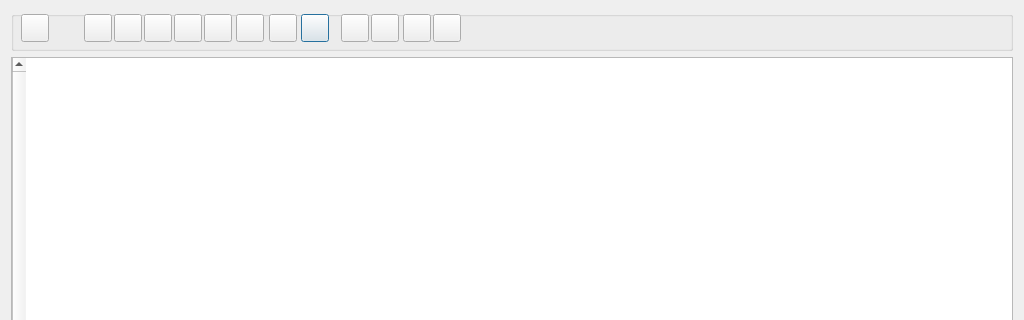
The window that GUI_UIs/ui_dialog_graph.ui (ccbogel/QualCoder) describes before a commit, drawn with Qt 5; both pictures show x 0 to 1024 and y 0 to 320 of the 1024 by 600 pixel window.
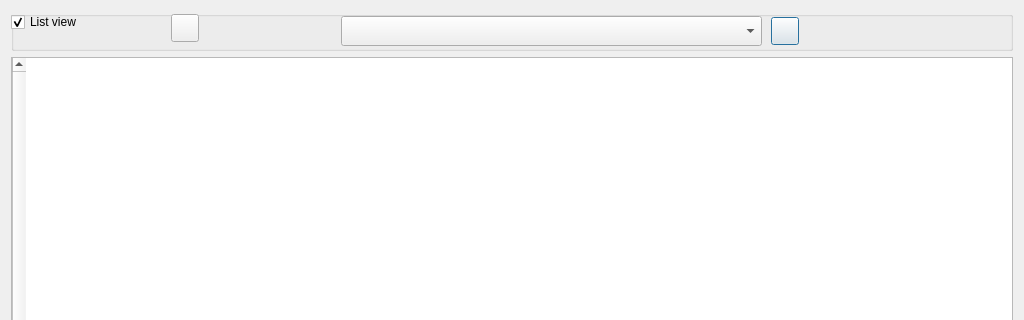
The same window after the commit.

The edit to the form file:
```diff
--- a/GUI_UIs/ui_dialog_graph.ui
+++ b/GUI_UIs/ui_dialog_graph.ui
@@ -31,11 +31,40 @@
      <property name="title">
       <string/>
      </property>
+     <widget class="QCheckBox" name="checkBox_listview">
+      <property name="geometry">
+       <rect>
+        <x>0</x>
+        <y>0</y>
+        <width>141</width>
+        <height>22</height>
+       </rect>
+      </property>
+      <property name="toolTip">
+       <string>Changing the view will undo user added features such at link formatting and added text items.</string>
+      </property>
+      <property name="text">
+       <string>List view</string>
+      </property>
+      <property name="checked">
+       <bool>true</bool>
+      </property>
+     </widget>
+     <widget class="QComboBox" name="comboBox">
+      <property name="geometry">
+       <rect>
+        <x>330</x>
+        <y>5</y>
+        <width>421</width>
+        <height>30</height>
+       </rect>
+      </property>
+     </widget>
      <widget class="QPushButton" name="pushButton_export">
       <property name="geometry">
        <rect>
-        <x>290</x>
-        <y>3</y>
+        <x>760</x>
+        <y>6</y>
         <width>28</width>
         <height>28</height>
        </rect>
@@ -50,7 +79,7 @@
      <widget class="QLabel" name="label_zoom">
       <property name="geometry">
        <rect>
-        <x>41</x>
+        <x>200</x>
         <y>3</y>
         <width>28</width>
         <height>28</height>
@@ -66,7 +95,7 @@
      <widget class="QPushButton" name="pushButton_reveal">
       <property name="geometry">
        <rect>
-        <x>258</x>
+        <x>160</x>
         <y>3</y>
         <width>28</width>
         <height>28</height>
@@ -79,195 +108,6 @@
        <string/>
       </property>
      </widget>
-     <widget class="QPushButton" name="pushButton_savegraph">
-      <property name="geometry">
-       <rect>
-        <x>360</x>
-        <y>3</y>
-        <width>28</width>
-        <height>28</height>
-       </rect>
-      </property>
-      <property name="toolTip">
-       <string>Save graph</string>
-      </property>
-      <property name="text">
-       <string/>
-      </property>
-     </widget>
-     <widget class="QPushButton" name="pushButton_loadgraph">
-      <property name="geometry">
-       <rect>
-        <x>392</x>
-        <y>3</y>
-        <width>28</width>
-        <height>28</height>
-       </rect>
-      </property>
-      <property name="toolTip">
-       <string>Load graph</string>
-      </property>
-      <property name="text">
-       <string/>
-      </property>
-     </widget>
-     <widget class="QPushButton" name="pushButton_deletegraph">
-      <property name="geometry">
-       <rect>
-        <x>422</x>
-        <y>3</y>
-        <width>28</width>
-        <height>28</height>
-       </rect>
-      </property>
-      <property name="toolTip">
-       <string>Delete graph</string>
-      </property>
-      <property name="text">
-       <string/>
-      </property>
-     </widget>
-     <widget class="QPushButton" name="pushButton_freetextitem">
-      <property name="geometry">
-       <rect>
-        <x>73</x>
-        <y>3</y>
-        <width>28</width>
-        <height>28</height>
-       </rect>
-      </property>
-      <property name="toolTip">
-       <string>Add free text item</string>
-      </property>
-      <property name="text">
-       <string/>
-      </property>
-     </widget>
-     <widget class="QPushButton" name="pushButton_addcase">
-      <property name="geometry">
-       <rect>
-        <x>103</x>
-        <y>3</y>
-        <width>28</width>
-        <height>28</height>
-       </rect>
-      </property>
-      <property name="toolTip">
-       <string>Add case items</string>
-      </property>
-      <property name="text">
-       <string/>
-      </property>
-     </widget>
-     <widget class="QPushButton" name="pushButton_addfile">
-      <property name="geometry">
-       <rect>
-        <x>133</x>
-        <y>3</y>
-        <width>28</width>
-        <height>28</height>
-       </rect>
-      </property>
-      <property name="toolTip">
-       <string>Add file items</string>
-      </property>
-      <property name="text">
-       <string/>
-      </property>
-     </widget>
-     <widget class="QPushButton" name="pushButton_addline">
-      <property name="geometry">
-       <rect>
-        <x>163</x>
-        <y>3</y>
-        <width>28</width>
-        <height>28</height>
-       </rect>
-      </property>
-      <property name="toolTip">
-       <string>Add connecting line</string>
-      </property>
-      <property name="text">
-       <string/>
-      </property>
-     </widget>
-     <widget class="QPushButton" name="pushButton_selectbranch">
-      <property name="geometry">
-       <rect>
-        <x>10</x>
-        <y>3</y>
-        <width>28</width>
-        <height>28</height>
-       </rect>
-      </property>
-      <property name="toolTip">
-       <string>Select code branch</string>
-      </property>
-      <property name="text">
-       <string/>
-      </property>
-     </widget>
-     <widget class="QPushButton" name="pushButton_clear">
-      <property name="geometry">
-       <rect>
-        <x>330</x>
-        <y>3</y>
-        <width>28</width>
-        <height>28</height>
-       </rect>
-      </property>
-      <property name="toolTip">
-       <string>Clear</string>
-      </property>
-      <property name="text">
-       <string/>
-      </property>
-     </widget>
-     <widget class="QLabel" name="label_loaded_graph">
-      <property name="geometry">
-       <rect>
-        <x>460</x>
-        <y>4</y>
-        <width>541</width>
-        <height>28</height>
-       </rect>
-      </property>
-      <property name="text">
-       <string/>
-      </property>
-     </widget>
-     <widget class="QPushButton" name="pushButton_codes_of_file">
-      <property name="geometry">
-       <rect>
-        <x>193</x>
-        <y>3</y>
-        <width>28</width>
-        <height>28</height>
-       </rect>
-      </property>
-      <property name="toolTip">
-       <string>Show selected codes of selected file</string>
-      </property>
-      <property name="text">
-       <string/>
-      </property>
-     </widget>
-     <widget class="QPushButton" name="pushButton_memos_of_file">
-      <property name="geometry">
-       <rect>
-        <x>225</x>
-        <y>3</y>
-        <width>28</width>
-        <height>28</height>
-       </rect>
-      </property>
-      <property name="toolTip">
-       <string>Show selected coding memos of selected file</string>
-      </property>
-      <property name="text">
-       <string/>
-      </property>
-     </widget>
     </widget>
    </item>
    <item row="1" column="0">
```
Left out of the diff: 4 changed lines with no effect on the pictures.
